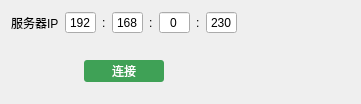
First picture: the form in InterfaceClient/serversetting.ui, repository juniperdiego/ClientOfNavigationForRXF, before the edit.
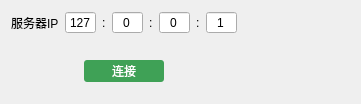
Second picture: the form after the edit.

```diff
--- a/InterfaceClient/serversetting.ui
+++ b/InterfaceClient/serversetting.ui
@@ -43,7 +43,7 @@
           <number>255</number>
          </property>
          <property name="value">
-          <number>192</number>
+          <number>127</number>
          </property>
         </widget>
        </item>
@@ -66,7 +66,7 @@
           <number>255</number>
          </property>
          <property name="value">
-          <number>168</number>
+          <number>0</number>
          </property>
         </widget>
        </item>
@@ -112,7 +112,7 @@
           <number>255</number>
          </property>
          <property name="value">
-          <number>230</number>
+          <number>1</number>
          </property>
         </widget>
        </item>
```
